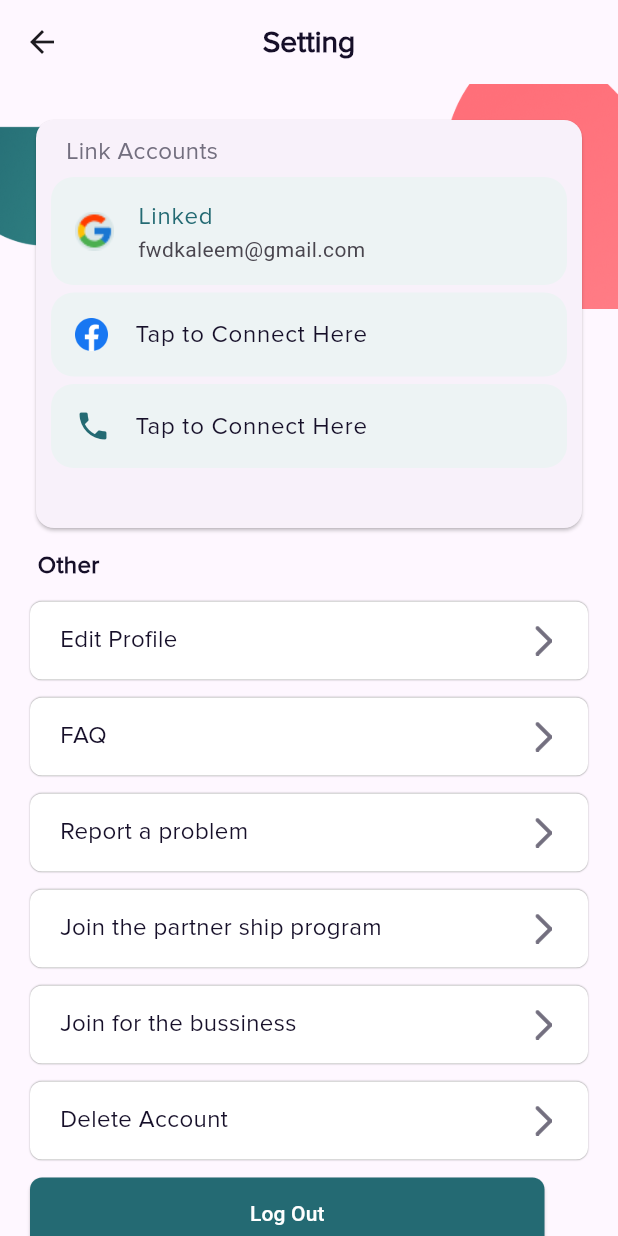
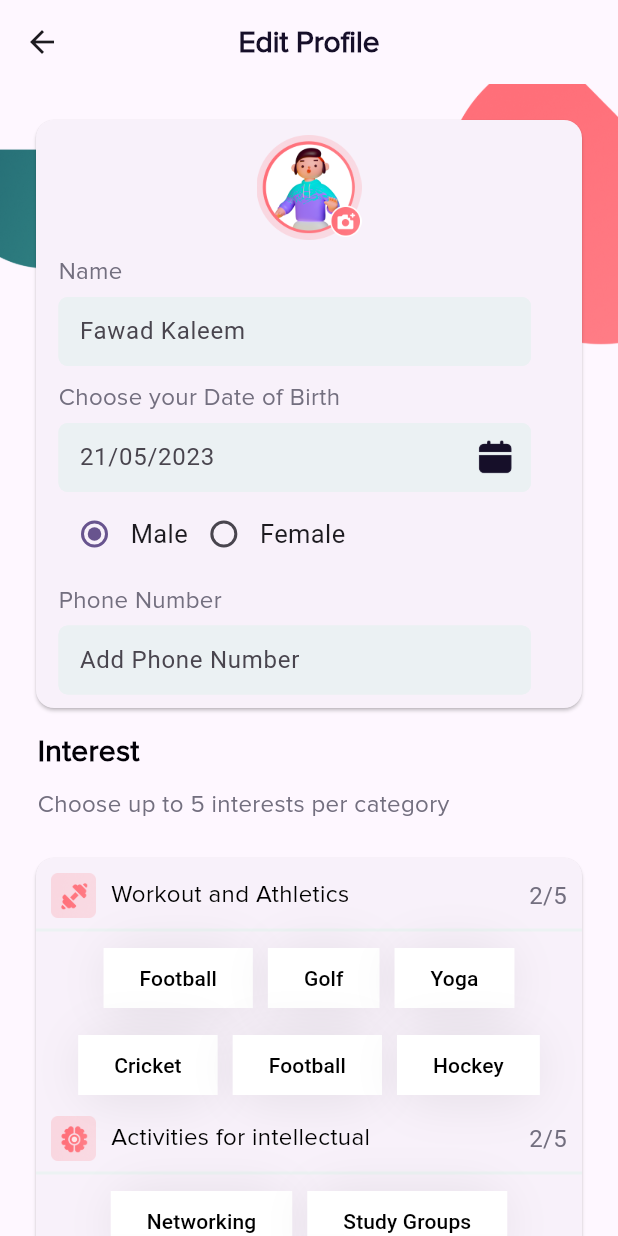
Before and after one commit to fwdAndroid/join, a Flutter app: the AppSetting screen opened directly, after a tap on "Edit Profile", on a phone screen of 412 x 824 dp. Run offline on Flutter 3.47's test engine with Material 2 defaults, Android fonts, the phone set to English and light mode, and no system bars; drawn by our look-alikes of group_button; our stand-ins replace animated_splash_screen, material_segmented_control, page_transition.

Commit message:
Edit Profile

```diff
--- a/lib/app_setting/app_setting.dart
+++ b/lib/app_setting/app_setting.dart
@@ -1,4 +1,5 @@
 import 'package:flutter/material.dart';
+import 'package:join/app_setting/edit_profile.dart';
 
 class AppSetting extends StatefulWidget {
   const AppSetting({super.key});
@@ -16,6 +17,7 @@ class _AppSettingState extends State<AppSetting> {
   @override
   Widget build(BuildContext context) {
     return Scaffold(
+      backgroundColor: Color.fromARGB(255, 225, 243, 246),
       appBar: AppBar(
         centerTitle: true,
         title: Text(
@@ -160,8 +162,8 @@ class _AppSettingState extends State<AppSetting> {
             ),
             InkWell(
               onTap: () {
-                // Navigator.push(context,
-                //     MaterialPageRoute(builder: (builder) => EditProfile()));
+                Navigator.push(context,
+                    MaterialPageRoute(builder: (builder) => EditProfile()));
               },
               child: Container(
                 margin: EdgeInsets.only(
--- /dev/null
+++ b/lib/app_setting/edit_profile.dart
@@ -0,0 +1,494 @@
+import 'package:flutter/material.dart';
+import 'package:group_button/group_button.dart';
+
+class EditProfile extends StatefulWidget {
+  const EditProfile({super.key});
+
+  @override
+  State<EditProfile> createState() => _EditProfileState();
+}
+
+class _EditProfileState extends State<EditProfile> {
+  String radioButtonItem = 'Male';
+  int id = 1;
+
+  List<String> dropdownItemList = [
+    "Item One",
+    "Item Two",
+    "Item Three",
+  ];
+  @override
+  Widget build(BuildContext context) {
+    return Scaffold(
+      appBar: AppBar(
+        centerTitle: true,
+        title: Text(
+          "Edit Profile",
+          overflow: TextOverflow.ellipsis,
+          textAlign: TextAlign.left,
+          style: TextStyle(
+              fontFamily: "ProximaNova",
+              fontSize: 20,
+              color: Color(0xff160F29),
+              fontWeight: FontWeight.w600),
+        ),
+      ),
+      body: SingleChildScrollView(
+        child: Column(crossAxisAlignment: CrossAxisAlignment.start, children: [
+          Container(
+            height: 420,
+            child: Stack(
+              children: [
+                Image.asset(
+                  "assets/Group 1000001549.png",
+                  width: MediaQuery.of(context).size.width,
+                  height: 180,
+                  fit: BoxFit.cover,
+                ),
+                Container(
+                  margin: EdgeInsets.only(left: 20, right: 20, top: 20),
+                  child: Card(
+                    child: Column(
+                      crossAxisAlignment: CrossAxisAlignment.start,
+                      children: [
+                        Container(
+                          margin: EdgeInsets.only(top: 10),
+                          child: Center(
+                            child: Image.asset(
+                              "assets/Group 1000001550.png",
+                              width: 80,
+                              height: 70,
+                            ),
+                          ),
+                        ),
+                        Container(
+                            margin:
+                                EdgeInsets.only(left: 15, right: 15, top: 10),
+                            child: Text(
+                              "Name",
+                              style: TextStyle(
+                                  fontFamily: "ProximaNova",
+                                  fontWeight: FontWeight.w400,
+                                  fontSize: 16,
+                                  color: Color(0xff736F7F)),
+                            )),
+                        Container(
+                          width: 315,
+                          height: 46,
+                          decoration: BoxDecoration(
+                            borderRadius: BorderRadius.all(Radius.circular(6)),
+                          ),
+                          margin: EdgeInsets.only(left: 15, right: 15, top: 5),
+                          child: TextFormField(
+                            decoration: InputDecoration(
+                                contentPadding:
+                                    EdgeInsets.only(top: 10, left: 10),
+                                hintText: "Fawad Kaleem",
+                                focusedBorder: OutlineInputBorder(
+                                    borderRadius: BorderRadius.circular(6),
+                                    borderSide:
+                                        BorderSide(color: Color(0xffEBF1F3))),
+                                disabledBorder: OutlineInputBorder(
+                                    borderRadius: BorderRadius.circular(6),
+                                    borderSide:
+                                        BorderSide(color: Color(0xffEBF1F3))),
+                                enabledBorder: OutlineInputBorder(
+                                    borderRadius: BorderRadius.circular(6),
+                                    borderSide:
+                                        BorderSide(color: Color(0xffEBF1F3))),
+                                border: InputBorder.none,
+                                filled: true,
+                                fillColor: Color(0xffEBF1F3)),
+                          ),
+                        ),
+                        Container(
+                            margin:
+                                EdgeInsets.only(left: 15, right: 15, top: 10),
+                            child: Text(
+                              "Choose your Date of Birth",
+                              style: TextStyle(
+                                  fontFamily: "ProximaNova",
+                                  fontWeight: FontWeight.w400,
+                                  fontSize: 16,
+                                  color: Color(0xff736F7F)),
+                            )),
+                        Container(
+                          width: 315,
+                          height: 46,
+                          decoration: BoxDecoration(
+                            borderRadius: BorderRadius.all(Radius.circular(6)),
+                          ),
+                          margin: EdgeInsets.only(left: 15, right: 15, top: 5),
+                          child: TextFormField(
+                            decoration: InputDecoration(
+                                suffixIcon: Padding(
+                                  padding: const EdgeInsets.all(8.0),
+                                  child: Image.asset(
+                                    "assets/card.png",
+                                    height: 16,
+                                    width: 16,
+                                  ),
+                                ),
+                                contentPadding:
+                                    EdgeInsets.only(top: 10, left: 10),
+                                hintText: "21/05/2023",
+                                focusedBorder: OutlineInputBorder(
+                                    borderRadius: BorderRadius.circular(6),
+                                    borderSide:
+                                        BorderSide(color: Color(0xffEBF1F3))),
+                                disabledBorder: OutlineInputBorder(
+                                    borderRadius: BorderRadius.circular(6),
+                                    borderSide:
+                                        BorderSide(color: Color(0xffEBF1F3))),
+                                enabledBorder: OutlineInputBorder(
+                                    borderRadius: BorderRadius.circular(6),
+                                    borderSide:
+                                        BorderSide(color: Color(0xffEBF1F3))),
+                                border: InputBorder.none,
+                                filled: true,
+                                fillColor: Color(0xffEBF1F3)),
+                          ),
+                        ),
+                        Container(
+                            width: 315,
+                            height: 46,
+                            decoration: BoxDecoration(
+                              borderRadius:
+                                  BorderRadius.all(Radius.circular(6)),
+                            ),
+                            margin:
+                                EdgeInsets.only(left: 15, right: 15, top: 5),
+                            child: Row(
+                              children: [
+                                Radio(
+                                  value: 1,
+                                  groupValue: id,
+                                  onChanged: (val) {
+                                    setState(() {
+                                      radioButtonItem = 'ONE';
+                                      id = 1;
+                                    });
+                                  },
+                                ),
+                                Text(
+                                  'Male',
+                                  style: new TextStyle(fontSize: 17.0),
+                                ),
+                                Radio(
+                                  value: 2,
+                                  groupValue: id,
+                                  onChanged: (val) {
+                                    setState(() {
+                                      radioButtonItem = 'TWO';
+                                      id = 2;
+                                    });
+                                  },
+                                ),
+                                Text(
+                                  'Female',
+                                  style: new TextStyle(
+                                    fontSize: 17.0,
+                                  ),
+                                ),
+                              ],
+                            )),
+                        Container(
+                            margin:
+                                EdgeInsets.only(left: 15, right: 15, top: 10),
+                            child: Text(
+                              "Phone Number",
+                              style: TextStyle(
+                                  fontFamily: "ProximaNova",
+                                  fontWeight: FontWeight.w400,
+                                  fontSize: 16,
+                                  color: Color(0xff736F7F)),
+                            )),
+                        Container(
+                          width: 315,
+                          height: 46,
+                          decoration: BoxDecoration(
+                            borderRadius: BorderRadius.all(Radius.circular(6)),
+                          ),
+                          margin: EdgeInsets.only(left: 15, right: 15, top: 5),
+                          child: TextFormField(
+                            decoration: InputDecoration(
+                                contentPadding:
+                                    EdgeInsets.only(top: 10, left: 10),
+                                hintText: "Add Phone Number",
+                                focusedBorder: OutlineInputBorder(
+                                    borderRadius: BorderRadius.circular(6),
+                                    borderSide:
+                                        BorderSide(color: Color(0xffEBF1F3))),
+                                disabledBorder: OutlineInputBorder(
+                                    borderRadius: BorderRadius.circular(6),
+                                    borderSide:
+                                        BorderSide(color: Color(0xffEBF1F3))),
+                                enabledBorder: OutlineInputBorder(
+                                    borderRadius: BorderRadius.circular(6),
+                                    borderSide:
+                                        BorderSide(color: Color(0xffEBF1F3))),
+                                border: InputBorder.none,
+                                filled: true,
+                                fillColor: Color(0xffEBF1F3)),
+                          ),
+                        ),
+                      ],
+                    ),
+                  ),
+                ),
+              ],
+            ),
+          ),
+          Container(
+            margin: EdgeInsets.only(left: 25, right: 15, top: 10),
+            child: Text("Interest",
+                style: TextStyle(
+                  fontWeight: FontWeight.w600,
+                  fontFamily: "ProximaNova",
+                  fontSize: 20,
+                  color: Color.fromARGB(255, 2, 0, 7),
+                )),
+          ),
+          Container(
+            margin: EdgeInsets.only(left: 25, right: 15, top: 10),
+            child: Text("Choose up to 5 interests per category",
+                style: TextStyle(
+                  fontFamily: "ProximaNova",
+                  fontWeight: FontWeight.w400,
+                  fontSize: 16,
+                  color: Color(0xff736F7F),
+                )),
+          ),
+          Container(
+            margin: EdgeInsets.only(left: 20, right: 20, top: 20),
+            child: Card(
+              child: Column(
+                crossAxisAlignment: CrossAxisAlignment.start,
+                children: [
+                  Container(
+                    margin: EdgeInsets.only(top: 10),
+                    child: Row(
+                      children: [
+                        SizedBox(
+                          width: 10,
+                        ),
+                        Image.asset(
+                          "assets/s.png",
+                          width: 30,
+                          height: 30,
+                        ),
+                        SizedBox(
+                          width: 10,
+                        ),
+                        Text(
+                          "Workout and Athletics",
+                          style: TextStyle(
+                              fontFamily: "ProximaNova",
+                              fontWeight: FontWeight.w400,
+                              fontSize: 16,
+                              color: Colors.black),
+                        ),
+                        Spacer(),
+                        Text(
+                          "2/5",
+                          style: TextStyle(
+                              fontWeight: FontWeight.w400,
+                              fontSize: 16,
+                              color: Color(0xff736F7F)),
+                        ),
+                        SizedBox(
+                          width: 10,
+                        ),
+                      ],
+                    ),
+                  ),
+                  Divider(
+                    color: Color(0xffECF2F3),
+                    thickness: 2,
+                  ),
+                  Center(
+                    child: GroupButton(
+                      isRadio: false,
+                      buttons: [
+                        "Football",
+                        "Golf",
+                        "Yoga",
+                        "Cricket",
+                        "Football",
+                        "Hockey"
+                      ],
+                    ),
+                  ),
+                  Container(
+                    margin: EdgeInsets.only(top: 10),
+                    child: Row(
+                      children: [
+                        SizedBox(
+                          width: 10,
+                        ),
+                        Image.asset(
+                          "assets/flower.png",
+                          width: 30,
+                          height: 30,
+                        ),
+                        SizedBox(
+                          width: 10,
+                        ),
+                        Text(
+                          "Activities for intellectual",
+                          style: TextStyle(
+                              fontFamily: "ProximaNova",
+                              fontWeight: FontWeight.w400,
+                              fontSize: 16,
+                              color: Colors.black),
+                        ),
+                        Spacer(),
+                        Text(
+                          "2/5",
+                          style: TextStyle(
+                              fontWeight: FontWeight.w400,
+                              fontSize: 16,
+                              color: Color(0xff736F7F)),
+                        ),
+                        SizedBox(
+                          width: 10,
+                        ),
+                      ],
+                    ),
+                  ),
+                  Divider(
+                    color: Color(0xffECF2F3),
+                    thickness: 2,
+                  ),
+                  Center(
+                    child: GroupButton(
+                      isRadio: false,
+                      buttons: [
+                        "Networking",
+                        "Study Groups",
+                        "Languages",
+                        "Cricket",
+                        "Football",
+                        "Hockey"
+                      ],
+                    ),
+                  ),
+                  Container(
+                    margin: EdgeInsets.only(top: 10),
+                    child: Row(
+                      children: [
+                        SizedBox(
+                          width: 10,
+                        ),
+                        Image.asset(
+                          "assets/soc.png",
+                          width: 30,
+                          height: 30,
+                        ),
+                        SizedBox(
+                          width: 10,
+                        ),
+                        Text(
+                          "Social & hangout",
+                          style: TextStyle(
+                              fontFamily: "ProximaNova",
+                              fontWeight: FontWeight.w400,
+                              fontSize: 16,
+                              color: Colors.black),
+                        ),
+                        Spacer(),
+                        Text(
+                          "2/5",
+                          style: TextStyle(
+                              fontWeight: FontWeight.w400,
+                              fontSize: 16,
+                              color: Color(0xff736F7F)),
+                        ),
+                        SizedBox(
+                          width: 10,
+                        ),
+                      ],
+                    ),
+                  ),
+                  Divider(
+                    color: Color(0xffECF2F3),
+                    thickness: 2,
+                  ),
+                  Center(
+                    child: GroupButton(
+                      isRadio: false,
+                      buttons: [
+                        "Networking",
+                        "Study Groups",
+                        "Languages",
+                        "Cricket",
+                        "Football",
+                        "Hockey"
+                      ],
+                    ),
+                  ),
+                  Container(
+                    margin: EdgeInsets.only(top: 10),
+                    child: Row(
+                      children: [
+                        SizedBox(
+                          width: 10,
+                        ),
+                        Image.asset(
+                          "assets/as.png",
+                          width: 30,
+                          height: 30,
+                        ),
+                        SizedBox(
+                          width: 10,
+                        ),
+                        Text(
+                          "Culture and adventure",
+                          style: TextStyle(
+                              fontFamily: "ProximaNova",
+                              fontWeight: FontWeight.w400,
+                              fontSize: 16,
+                              color: Colors.black),
+                        ),
+                        Spacer(),
+                        Text(
+                          "2/5",
+                          style: TextStyle(
+                              fontWeight: FontWeight.w400,
+                              fontSize: 16,
+                              color: Color(0xff736F7F)),
+                        ),
+                        SizedBox(
+                          width: 10,
+                        ),
+                      ],
+                    ),
+                  ),
+                  Divider(
+                    color: Color(0xffECF2F3),
+                    thickness: 2,
+                  ),
+                  Center(
+                    child: GroupButton(
+                      isRadio: false,
+                      buttons: [
+                        "Museum",
+                        "Exbition",
+                        "Languages",
+                        "Cricket",
+                        "Football",
+                        "Hockey"
+                      ],
+                    ),
+                  )
+                ],
+              ),
+            ),
+          ),
+          Container(
+              margin: EdgeInsets.all(12), child: Image.asset("assets/save.png"))
+        ]),
+      ),
+    );
+  }
+}
--- a/pubspec.yaml
+++ b/pubspec.yaml
@@ -37,6 +37,7 @@ dependencies:
   cupertino_icons: ^1.0.2
   animated_splash_screen: ^1.3.0
   material_segmented_control: ^5.0.0
+  group_button: ^5.3.0
 
 dev_dependencies:
   flutter_test:
```
Also changed, not shown: assets/Group 1000001315.png (added), assets/Group 1000001550.png (added), assets/as.png (added), assets/card.png (added), assets/flower.png (added), assets/loc.png (added), assets/s.png (added), assets/save.png (added), assets/soc.png (added), pubspec.lock.
